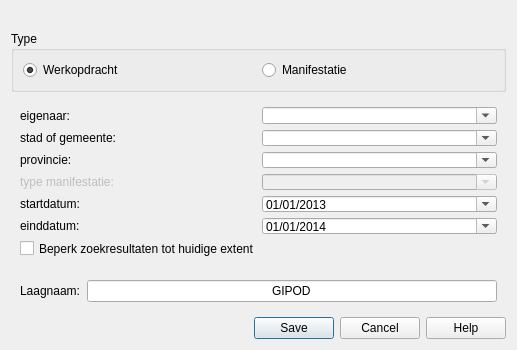
Old version of the form ui_geopunt4QgisGIPOD.ui in the repository warrieka/geopunt4Qgis.
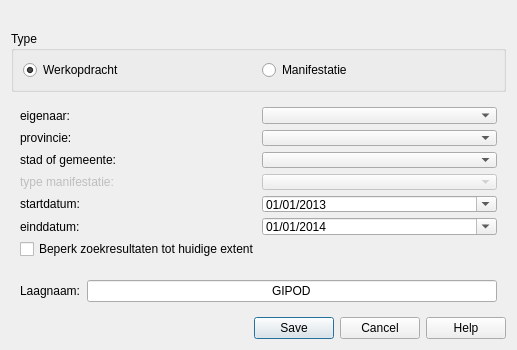
New version of the form. Icons and pictures are not drawn.

What changed in the file:
```diff
--- a/ui_geopunt4QgisGIPOD.ui
+++ b/ui_geopunt4QgisGIPOD.ui
@@ -118,11 +118,11 @@
          </size>
         </property>
         <property name="editable">
-         <bool>true</bool>
+         <bool>false</bool>
         </property>
        </widget>
       </item>
-      <item row="5" column="1">
+      <item row="6" column="1">
        <widget class="QDateEdit" name="startEdit">
         <property name="minimumSize">
          <size>
@@ -145,14 +145,7 @@
         </property>
        </widget>
       </item>
-      <item row="3" column="0">
-       <widget class="QLabel" name="provncieLbl">
-        <property name="text">
-         <string>provincie:</string>
-        </property>
-       </widget>
-      </item>
-      <item row="6" column="1">
+      <item row="7" column="1">
        <widget class="QDateEdit" name="endEdit">
         <property name="minimumSize">
          <size>
@@ -175,14 +168,14 @@
         </property>
        </widget>
       </item>
-      <item row="5" column="0">
+      <item row="6" column="0">
        <widget class="QLabel" name="startdatumLbl">
         <property name="text">
          <string>startdatum:</string>
         </property>
        </widget>
       </item>
-      <item row="6" column="0">
+      <item row="7" column="0">
        <widget class="QLabel" name="einddatumLbl">
         <property name="text">
          <string>einddatum:</string>
@@ -202,21 +195,21 @@
         </property>
        </widget>
       </item>
-      <item row="1" column="0">
+      <item row="2" column="0">
        <widget class="QLabel" name="stadLbl">
         <property name="text">
          <string>stad of gemeente:</string>
         </property>
        </widget>
       </item>
-      <item row="7" column="0" colspan="2">
+      <item row="8" column="0" colspan="2">
        <widget class="QCheckBox" name="extendChk">
         <property name="text">
          <string>Beperk zoekresultaten tot huidige extent</string>
         </property>
        </widget>
       </item>
-      <item row="1" column="1">
+      <item row="2" column="1">
        <widget class="QComboBox" name="cityCbx">
         <property name="sizePolicy">
          <sizepolicy hsizetype="Preferred" vsizetype="Fixed">
@@ -231,30 +224,11 @@
          </size>
         </property>
         <property name="editable">
-         <bool>true</bool>
+         <bool>false</bool>
         </property>
        </widget>
       </item>
-      <item row="3" column="1">
-       <widget class="QComboBox" name="provinceCbx">
-        <property name="sizePolicy">
-         <sizepolicy hsizetype="Preferred" vsizetype="Fixed">
-          <horstretch>0</horstretch>
-          <verstretch>0</verstretch>
-         </sizepolicy>
-        </property>
-        <property name="minimumSize">
-         <size>
-          <width>100</width>
-          <height>0</height>
-         </size>
-        </property>
-        <property name="editable">
-         <bool>true</bool>
-        </property>
-       </widget>
-      </item>
-      <item row="4" column="0">
+      <item row="5" column="0">
        <widget class="QLabel" name="manifestationlbl">
         <property name="enabled">
          <bool>false</bool>
@@ -264,13 +238,39 @@
         </property>
        </widget>
       </item>
-      <item row="4" column="1">
+      <item row="5" column="1">
        <widget class="QComboBox" name="eventCbx">
         <property name="enabled">
          <bool>false</bool>
         </property>
         <property name="editable">
-         <bool>true</bool>
+         <bool>false</bool>
+        </property>
+       </widget>
+      </item>
+      <item row="1" column="1">
+       <widget class="QComboBox" name="provinceCbx">
+        <property name="sizePolicy">
+         <sizepolicy hsizetype="Preferred" vsizetype="Fixed">
+          <horstretch>0</horstretch>
+          <verstretch>0</verstretch>
+         </sizepolicy>
+        </property>
+        <property name="minimumSize">
+         <size>
+          <width>100</width>
+          <height>0</height>
+         </size>
+        </property>
+        <property name="editable">
+         <bool>false</bool>
+        </property>
+       </widget>
+      </item>
+      <item row="1" column="0">
+       <widget class="QLabel" name="provncieLbl">
+        <property name="text">
+         <string>provincie:</string>
         </property>
        </widget>
       </item>
```
